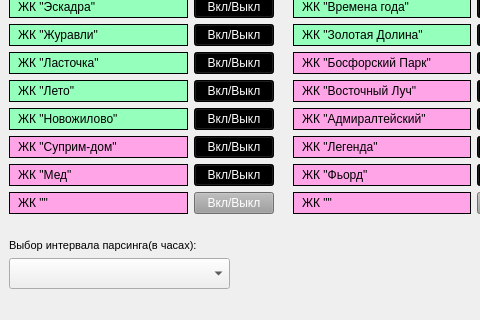
Before: the Qt Designer form design_2.ui in gorod-old/DesktopIntervalParser, drawn with Qt 5; both pictures show x 0 to 480 and y 544 to 864 of the 1133 by 864 pixel window.
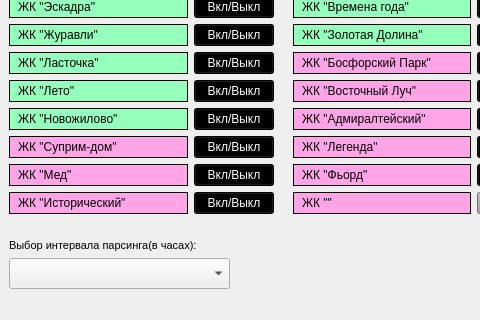
After: the same form once the commit is applied.

```diff
--- a/design_2.ui
+++ b/design_2.ui
@@ -888,14 +888,14 @@
 border: 1px solid;</string>
             </property>
             <property name="text">
-             <string>ЖК &quot;&quot;</string>
+             <string>ЖК &quot;Исторический&quot;</string>
             </property>
            </widget>
           </item>
           <item>
            <widget class="QPushButton" name="siteButton_37">
             <property name="styleSheet">
-             <string notr="true">background-color: rgb(156, 156, 156);
+             <string notr="true">background-color: rgb(0, 0, 0);
 color: rgb(255, 255, 255);</string>
             </property>
             <property name="text">
```
